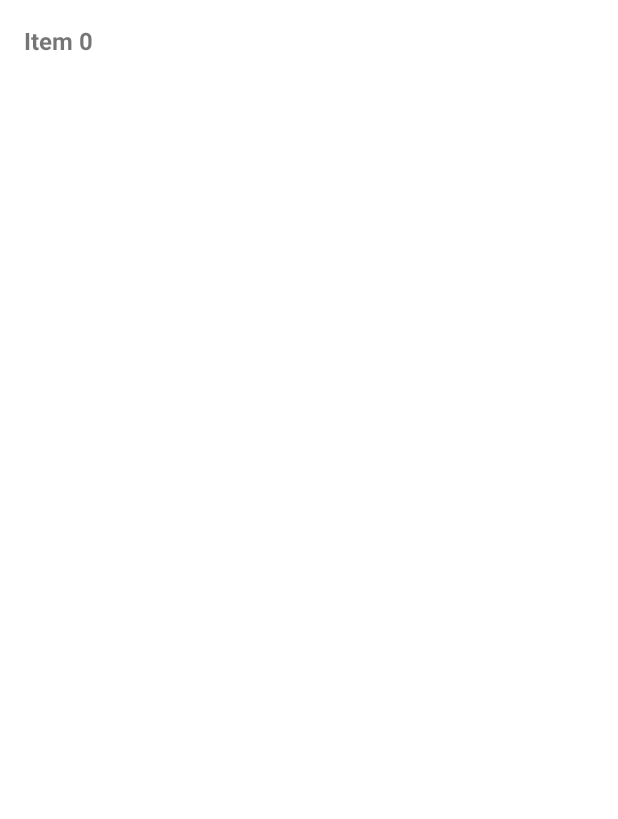
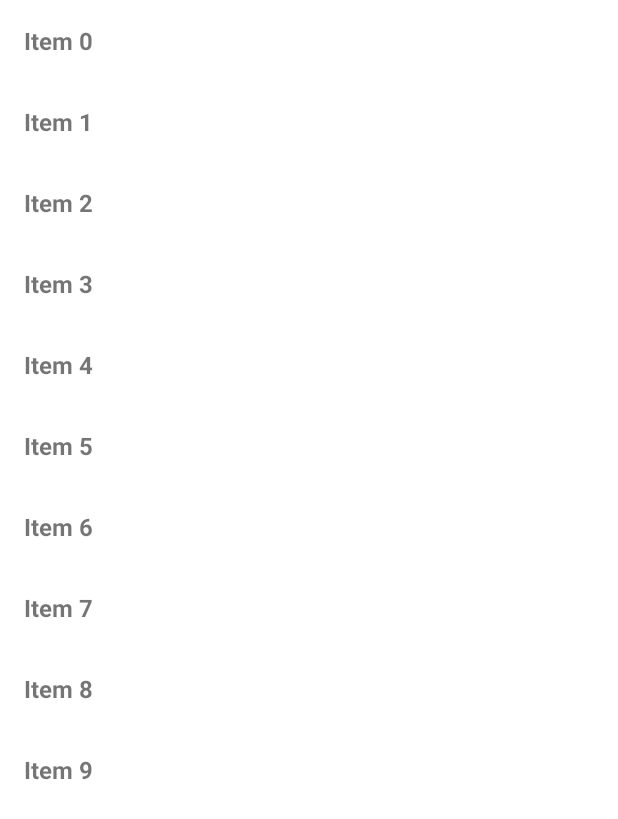
Before and after one commit to 2xHjin/Android-kotlin-practice, an Android app: the screen it shows after launch (Ch11_RecyclerView), on a phone screen of 412 x 824 dp. Before the commit the part shown is almost empty. Shown: the top 819 px of the screen. Run offline under Robolectric (Android 15) with nearby library versions, the phone set to English and light mode, and no system bars.

Commit message:
미해결&해결

```diff
--- a/part11/src/main/res/layout/activity_main.xml
+++ b/part11/src/main/res/layout/activity_main.xml
@@ -26,7 +26,7 @@
     </LinearLayout>
 
     <TextView
-        android:id="@+id/textView"
+
         android:layout_width="300dp"
         android:layout_height="match_parent"
         android:layout_gravity="start"
@@ -37,4 +37,5 @@
         android:textColor="#FFFFFF"
         android:textSize="20dp"
         android:textStyle="bold" />
+    <!--android:id="@+id/textView"-->
 </androidx.drawerlayout.widget.DrawerLayout>
--- a/part11/src/main/res/layout/item_main.xml
+++ b/part11/src/main/res/layout/item_main.xml
@@ -1,11 +1,10 @@
 <?xml version="1.0" encoding="utf-8"?>
-<LinearLayout
-    xmlns:android="http://schemas.android.com/apk/res/android"
+<LinearLayout xmlns:android="http://schemas.android.com/apk/res/android"
     xmlns:app="http://schemas.android.com/apk/res-auto"
     xmlns:tools="http://schemas.android.com/tools"
     android:id="@+id/itemRoot"
-    android:layout_width="match_parent"
-    android:layout_height="match_parent"
+    android:layout_width="wrap_content"
+    android:layout_height="wrap_content"
     android:padding="16dp"
     tools:context=".Ch11_RecyclerView">
 
@@ -14,7 +13,7 @@
         android:layout_width="0dp"
         android:layout_height="wrap_content"
         android:layout_weight="1"
-        android:textStyle="bold"
+        android:text="TextView"
         android:textSize="16dp"
-        android:text="TextView" />
+        android:textStyle="bold" />
 </LinearLayout>
```
Also changed, not shown: part11/src/main/res/layout/item_recyclerview.xml (+5 -7 lines).
